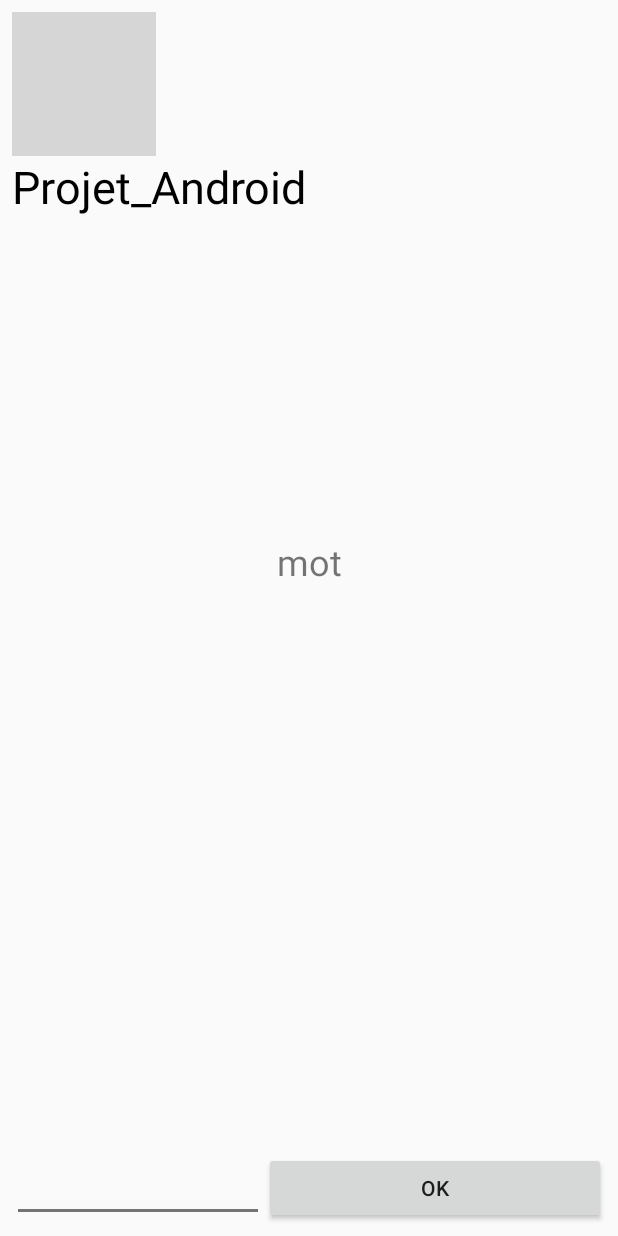
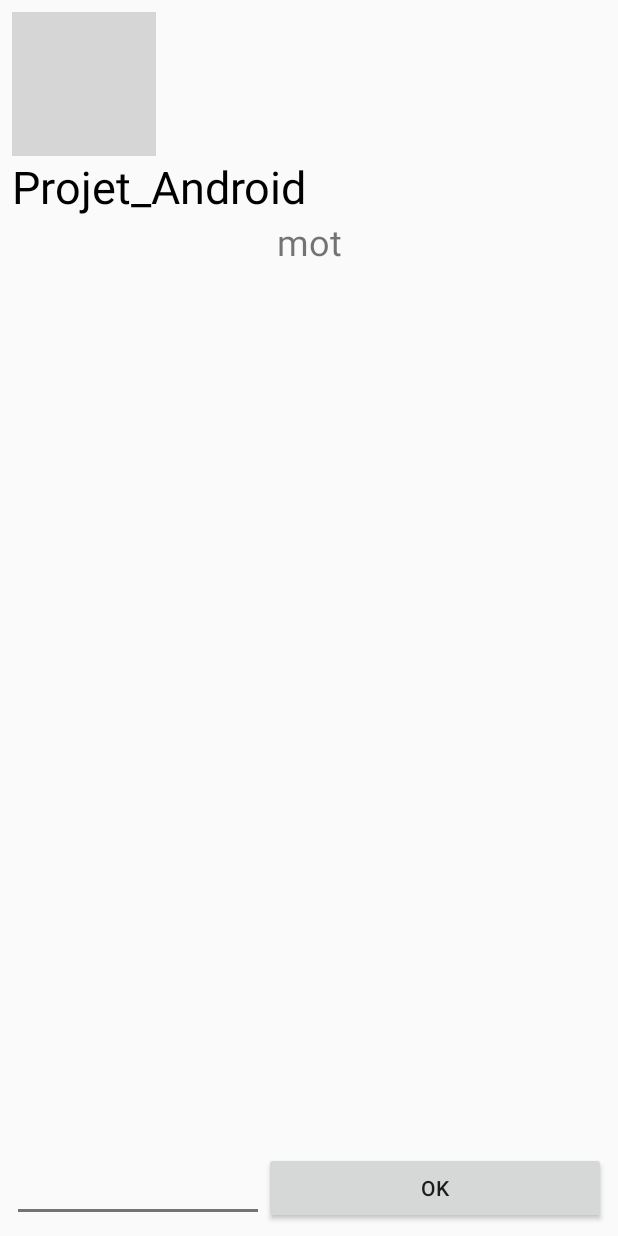
Before and after one commit to Nydaniem/Projet_Android_Pendu, an Android app: the layout activity_main.xml on its own in the app's theme, with its tools: preview values and no code run, on a phone screen of 412 x 824 dp. Run offline under Robolectric (Android 15) with nearby library versions, the phone set to English and light mode, and no system bars; grey boxes are pictures that could not be loaded.

Commit message:
Suppr Espace XML activity_main

```diff
--- a/app/src/main/java/e/nydaniem/projet_android/MainActivity.java
+++ b/app/src/main/java/e/nydaniem/projet_android/MainActivity.java
@@ -174,6 +174,7 @@ public class MainActivity extends AppCompatActivity implements View.OnClickListe
             }
         });
         builder.create().show();
+        init();
     }
 
     public ArrayList<String> getlistemot(){
--- a/app/src/main/res/layout/activity_main.xml
+++ b/app/src/main/res/layout/activity_main.xml
@@ -42,11 +42,6 @@
                 android:textColor="@color/colorPrimaryDark"
                 android:textSize="30sp" />
 
-            <Space
-                android:layout_width="match_parent"
-                android:layout_height="match_parent"
-                android:layout_weight="1" />
-
             <LinearLayout
                 android:id="@+id/container_textview"
                 android:layout_width="match_parent"
@@ -73,15 +68,10 @@
 
             </LinearLayout>
 
-            <Space
-                android:layout_width="match_parent"
-                android:layout_height="match_parent"
-                android:layout_weight="1" />
-
             <LinearLayout
                 android:id="@+id/lineair2"
                 android:layout_width="match_parent"
-                android:layout_height="match_parent"
+                android:layout_height="wrap_content"
                 android:layout_weight="1"
                 android:gravity="bottom"
                 android:orientation="horizontal">
@@ -112,9 +102,5 @@
 
         </LinearLayout>
 
-        <ViewSwitcher
-            android:layout_width="match_parent"
-            android:layout_height="match_parent" />
-
     </RelativeLayout>
 </android.support.constraint.ConstraintLayout>
```
